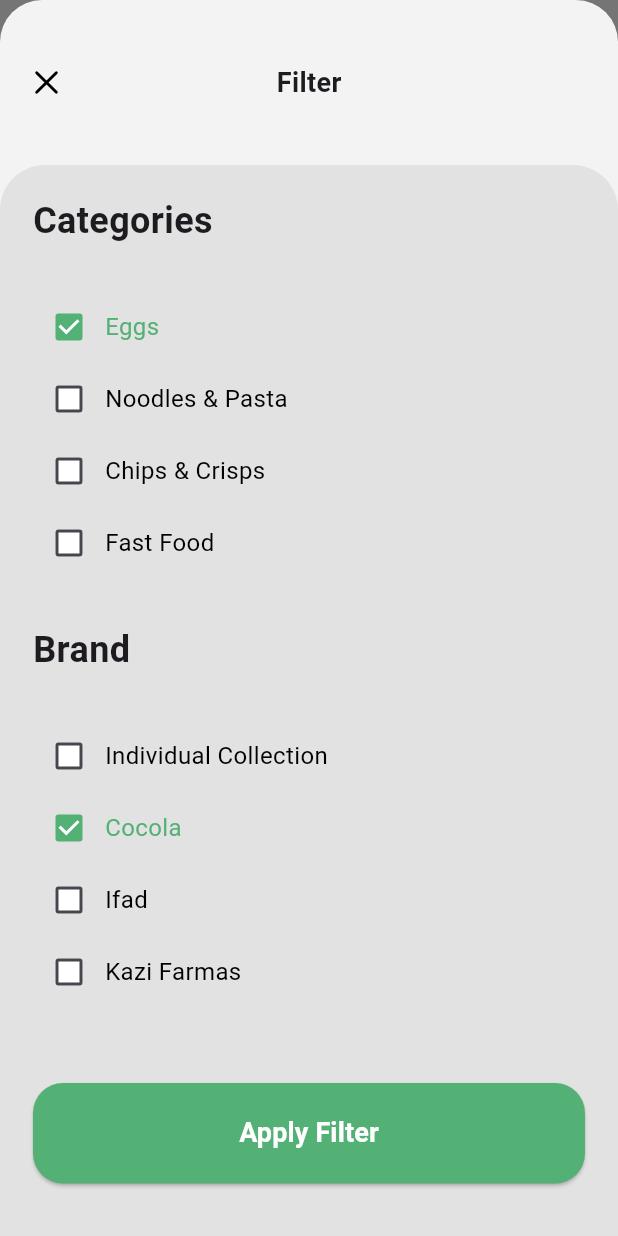
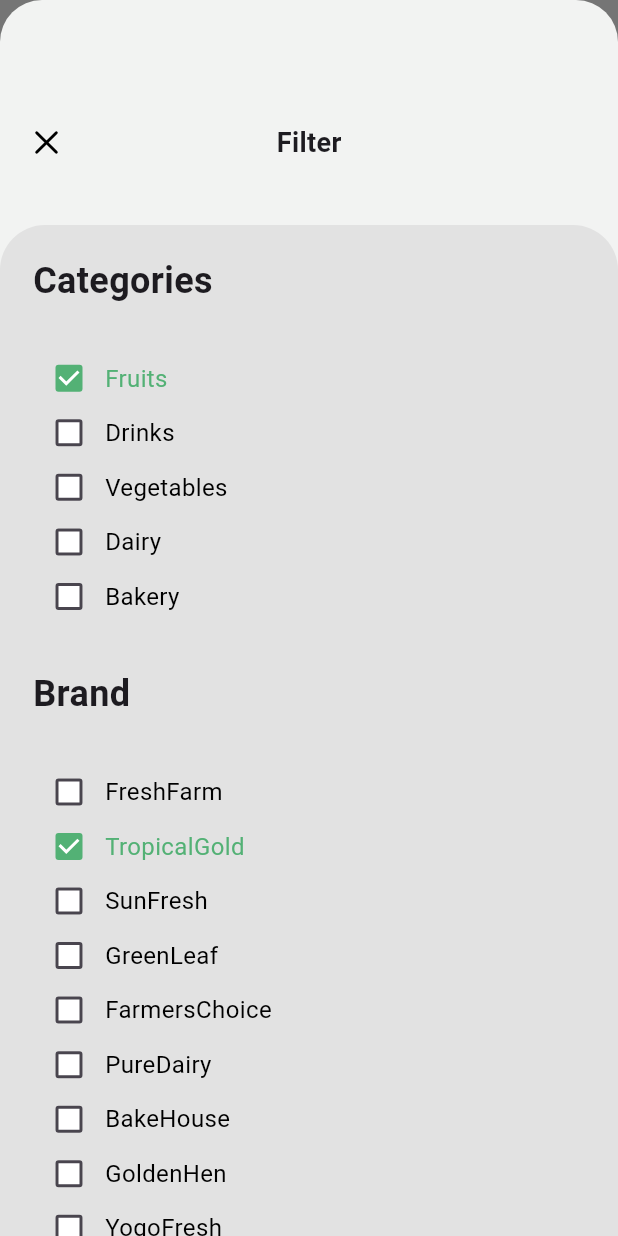
Before and after one commit to sajjadleith/grocery-demo, a Flutter app: what showBottomSheet() shows on an empty page, opened directly, on a phone screen of 412 x 824 dp. Run offline on Flutter 3.47's test engine with Material 3 defaults, Android fonts, the phone set to English and light mode, and no system bars; our stand-ins replace cached_network_image, carousel_slider, flutter_svg, smooth_page_indicator; network calls fail; Roboto replaces fonts that are missing (Cairo).

Commit message:
making provider flilter

```diff
--- a/lib/core/utility/widgets/show_bottom_sheet_widget.dart
+++ b/lib/core/utility/widgets/show_bottom_sheet_widget.dart
@@ -1,7 +1,10 @@
 import 'package:flutter/material.dart';
 import 'package:flutter_svg/flutter_svg.dart';
 import 'package:grocery_project/core/app_assets.dart';
+import 'package:grocery_project/model/product_model.dart';
+import 'package:grocery_project/provider/product_provider.dart';
 import 'package:grocery_project/view/widget/custome_button_widget.dart';
+import 'package:provider/provider.dart';
 
 import '../../theme_color.dart';
 
@@ -20,7 +23,7 @@ class ShowBottomSheetWidget {
               crossAxisAlignment: CrossAxisAlignment.start,
               children: [
                 Padding(
-                  padding: const EdgeInsets.only(top: 40, left: 16, right: 16, bottom: 40),
+                  padding: const EdgeInsets.only(top: 80, left: 16, right: 16, bottom: 40),
                   child: Row(
                     mainAxisAlignment: MainAxisAlignment.spaceBetween,
                     children: [
@@ -34,7 +37,10 @@ class ShowBottomSheetWidget {
                           colorFilter: const ColorFilter.mode(Colors.black, BlendMode.srcIn),
                         ),
                       ),
-                      const Text("Filter", style: TextStyle(fontSize: 18, fontWeight: FontWeight.w600)),
+                      const Text(
+                        "Filter",
+                        style: TextStyle(fontSize: 18, fontWeight: FontWeight.w600),
+                      ),
                       const SizedBox(width: 30),
                     ],
                   ),
@@ -44,31 +50,55 @@ class ShowBottomSheetWidget {
                   height: MediaQuery.sizeOf(context).height,
                   decoration: BoxDecoration(
                     color: ThemeColor.borderColor,
-                    borderRadius: const BorderRadius.only(topLeft: Radius.circular(30), topRight: Radius.circular(30)),
+                    borderRadius: const BorderRadius.only(
+                      topLeft: Radius.circular(30),
+                      topRight: Radius.circular(30),
+                    ),
                   ),
                   padding: const EdgeInsets.symmetric(horizontal: 22, vertical: 20),
                   child: Column(
                     crossAxisAlignment: CrossAxisAlignment.start,
                     children: [
-                      const Text("Categories", style: TextStyle(fontSize: 24, fontWeight: FontWeight.w600)),
+                      const Text(
+                        "Categories",
+                        style: TextStyle(fontSize: 24, fontWeight: FontWeight.w600),
+                      ),
                       const SizedBox(height: 30),
 
-                      _buildCheck("Eggs", true),
-                      _buildCheck("Noodles & Pasta", false),
-                      _buildCheck("Chips & Crisps", false),
-                      _buildCheck("Fast Food", false),
+                      _buildCheck("Fruits", true),
+                      _buildCheck("Drinks", false),
+                      _buildCheck("Vegetables", false),
+                      _buildCheck("Dairy", false),
+                      _buildCheck("Bakery", false),
 
                       const SizedBox(height: 30),
-                      const Text("Brand", style: TextStyle(fontSize: 24, fontWeight: FontWeight.w600)),
+                      const Text(
+                        "Brand",
+                        style: TextStyle(fontSize: 24, fontWeight: FontWeight.w600),
+                      ),
                       const SizedBox(height: 30),
 
-                      _buildCheck("Individual Collection", false),
-                      _buildCheck("Cocola", true),
-                      _buildCheck("Ifad", false),
-                      _buildCheck("Kazi Farmas", false),
+                      _buildCheck("FreshFarm", false),
+                      _buildCheck("TropicalGold", true),
+                      _buildCheck("SunFresh", false),
+                      _buildCheck("GreenLeaf", false),
+                      _buildCheck("FarmersChoice", false),
+                      _buildCheck("PureDairy", false),
+                      _buildCheck("BakeHouse", false),
+                      _buildCheck("GoldenHen", false),
+                      _buildCheck("YogoFresh", false),
 
                       const SizedBox(height: 50),
-                      CustomeButtonWidget(title: "Apply Filter", onPressed: () {}),
+                      CustomeButtonWidget(
+                        title: "Apply Filter",
+                        onPressed: () {
+                          context.read<ProductProvider>().applyFilter(
+                            productList[3].categories,
+                            productList[3].brand,
+                          );
+                          Navigator.pop(context);
+                        },
+                      ),
                     ],
                   ),
                 ),
@@ -81,7 +111,9 @@ class ShowBottomSheetWidget {
   }
 
   static Widget _buildCheck(String title, bool checked) {
-    return Row(
+    return Expanded(
+      child: Builder(
+        builder: (context) => Row(
           children: [
             Checkbox(
               value: checked,
@@ -97,6 +129,8 @@ class ShowBottomSheetWidget {
               ),
             ),
           ],
+        ),
+      ),
     );
   }
 }
--- a/lib/model/product_model.dart
+++ b/lib/model/product_model.dart
@@ -4,7 +4,7 @@ class ProductModel {
   final String image;
   final double price;
   String? desc;
-  final String categories;
+  String categories;
   final String brand;
 
   ProductModel({
--- /dev/null
+++ b/lib/provider/product_provider.dart
@@ -0,0 +1,20 @@
+import 'package:flutter/material.dart';
+import 'package:grocery_project/model/product_model.dart';
+
+class ProductProvider extends ChangeNotifier {
+  List<ProductModel> allProduct = [];
+  List<ProductModel> filteredProduct = [];
+  ProductProvider() {
+    allProduct = productList;
+    filteredProduct = allProduct;
+  }
+
+  void applyFilter(String? category, String? brand) {
+    filteredProduct = allProduct.where((p) {
+      final matchedCategory = category == null || category == "Fruits" || p.categories == category;
+      final matchedBrand = brand == null || p.brand == brand;
+      return matchedCategory && matchedBrand;
+    }).toList();
+    notifyListeners();
+  }
+}
--- a/lib/view/screen/shop_screen.dart
+++ b/lib/view/screen/shop_screen.dart
@@ -65,7 +65,7 @@ class _ShopScreenState extends State<ShopScreen> {
               ),
               SliverToBoxAdapter(child: SizedBox(height: 20)),
               SliverToBoxAdapter(child: GroceriesCardItemWidget()),
-              SliverToBoxAdapter(child: SizedBox(height: 10)),
+              SliverToBoxAdapter(child: SizedBox(height: 20)),
               SliverToBoxAdapter(child: GroceriesWidget()),
             ],
           ),
```
Also changed, not shown: lib/main.dart (+6 -3 lines), lib/view/screen/dumdum_screen.dart (added, +87 -0 lines), lib/view/widget/product_item_widget.dart (+9 -3 lines). Lines whose indentation alone changed are shown as unchanged.
